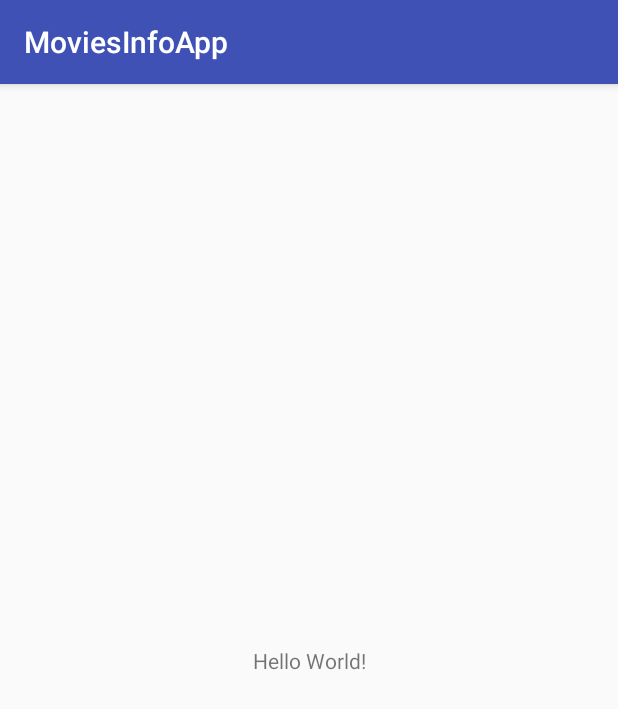
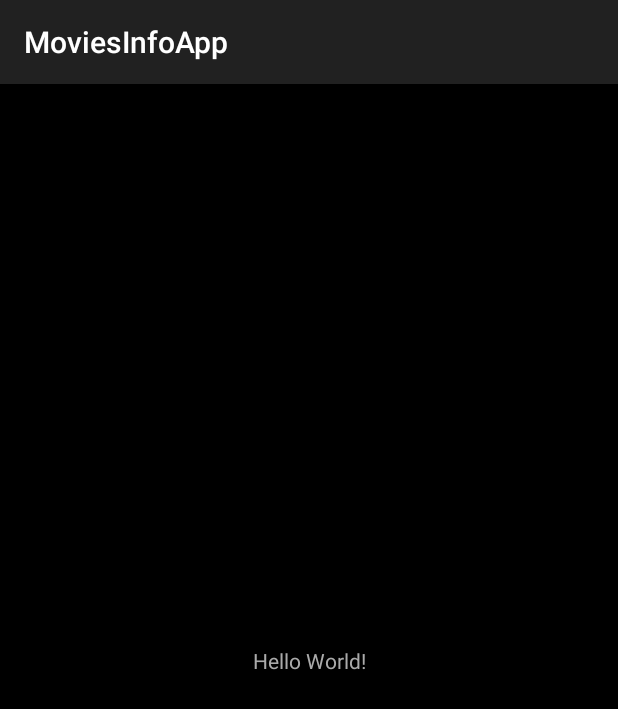
Before and after one commit to jovanadj95/singi_project, an Android app: the screen it shows after launch (MainActivity), on a phone screen of 412 x 824 dp. Shown: the top 709 px of the screen. Run offline under Robolectric (Android 15) with nearby library versions, the light colour scheme and no system bars.

Commit message:
Customized new app style

```diff
--- a/app/src/main/res/values/styles.xml
+++ b/app/src/main/res/values/styles.xml
@@ -2,9 +2,9 @@
 
     <!-- Base application theme. -->
     <style name="AppTheme" parent="Theme.AppCompat.Light.DarkActionBar">
-        <!-- Customize your theme here. -->
-        <item name="colorPrimary">@color/colorPrimary</item>
-        <item name="colorPrimaryDark">@color/colorPrimaryDark</item>
+        <item name="android:colorBackground">@android:color/background_dark</item>
+        <item name="android:colorForeground">@android:color/darker_gray</item>
+        <item name="android:textColor">@android:color/darker_gray</item>
         <item name="colorAccent">@color/colorAccent</item>
     </style>
 
```
